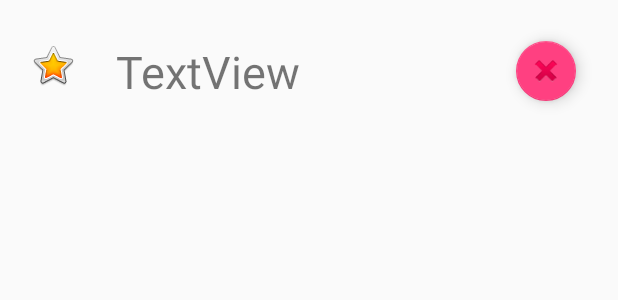
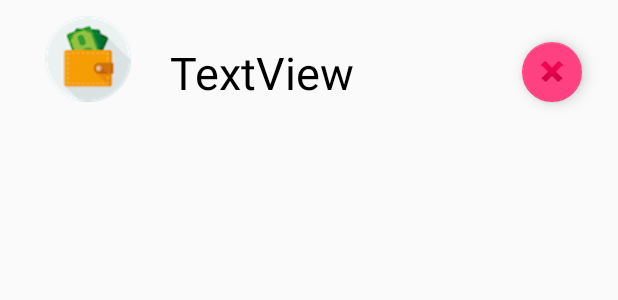
Before and after one commit to littlenune/MoneyTracker, an Android app: the layout listview.xml on its own in the app's theme, with its tools: preview values and no code run, on a phone screen of 412 x 824 dp. Shown: the top 300 px of the screen. Run offline under Robolectric (Android 15) with nearby library versions, the phone set to English and light mode, and no system bars.

Commit message:
add image

```diff
--- a/app/src/main/java/com/example/nune/moneytracker/Fragment/ColorAdapter.java
+++ b/app/src/main/java/com/example/nune/moneytracker/Fragment/ColorAdapter.java
@@ -10,6 +10,8 @@ import android.view.ViewGroup;
 import android.widget.ArrayAdapter;
 
 import java.util.List;
+
+import static com.example.nune.moneytracker.Main.MoneyListActivity.presenter;
 
 /**
  * Created by nune on 5/29/2017 AD.
@@ -24,7 +26,7 @@ public class ColorAdapter<Money> extends ArrayAdapter {
     public View getView(int position, View convertView, ViewGroup parent) {
 
         View view = super.getView(position, convertView, parent);
-        if (position % 2 == 1) {
+        if (presenter.getMoneyLists().get(presenter.getCurrentIndex()).getRecord().getMoneys().get(position).getType().equals("EXPENSE") ) {
             view.setBackgroundColor(Color.rgb(240,118,114));
         } else {
             view.setBackgroundColor(Color.rgb(247,247,247));
--- a/app/src/main/res/layout/activity_balance.xml
+++ b/app/src/main/res/layout/activity_balance.xml
@@ -6,7 +6,6 @@
     android:layout_height="match_parent"
     tools:context="com.example.nune.moneytracker.Main.BalanceActivity"
     android:background="@drawable/bg">
-
 
     <TextView
         android:id="@+id/totalBalance"
--- a/app/src/main/res/layout/listview.xml
+++ b/app/src/main/res/layout/listview.xml
@@ -11,36 +11,37 @@
         android:id="@+id/deleteBtn"
         android:layout_width="wrap_content"
         android:layout_height="wrap_content"
-        android:layout_alignParentEnd="true"
-        android:layout_alignParentRight="true"
-        android:layout_alignTop="@+id/titleTxt"
-        android:layout_marginEnd="28dp"
-        android:layout_marginRight="28dp"
         android:clickable="true"
         app:fabSize="mini"
-        app:srcCompat="@android:drawable/ic_delete" />
+        app:srcCompat="@android:drawable/ic_delete"
+        android:layout_marginRight="24dp"
+        android:layout_marginEnd="24dp"
+        android:layout_alignTop="@+id/titleTxt"
+        android:layout_alignParentRight="true"
+        android:layout_alignParentEnd="true" />
 
     <TextView
         android:id="@+id/titleTxt"
         android:layout_width="wrap_content"
         android:layout_height="wrap_content"
-        android:layout_marginTop="27dp"
-        android:text="TextView"
-        android:textSize="30sp"
+        android:layout_alignParentTop="true"
         android:layout_marginLeft="26dp"
         android:layout_marginStart="26dp"
-        android:layout_alignParentTop="true"
+        android:layout_marginTop="28dp"
+        android:layout_toEndOf="@+id/imageView"
         android:layout_toRightOf="@+id/imageView"
-        android:layout_toEndOf="@+id/imageView" />
+        android:text="TextView"
+        android:textColor="@android:color/background_dark"
+        android:textSize="30sp" />
 
     <ImageView
         android:id="@+id/imageView"
         android:layout_width="wrap_content"
         android:layout_height="wrap_content"
-        app:srcCompat="@android:drawable/btn_star_big_on"
-        android:layout_alignTop="@+id/titleTxt"
+        app:srcCompat="@drawable/bg3"
+        android:layout_marginLeft="30dp"
+        android:layout_marginStart="30dp"
+        android:layout_alignBottom="@+id/deleteBtn"
         android:layout_alignParentLeft="true"
-        android:layout_alignParentStart="true"
-        android:layout_marginLeft="19dp"
-        android:layout_marginStart="19dp" />
+        android:layout_alignParentStart="true" />
 </RelativeLayout>
```
Also changed, not shown: app/src/main/res/layout/moneylist_activity.xml (+5 -5 lines), app/src/main/res/layout/moneytrack_activity.xml (+8 -5 lines), app/src/main/res/drawable/bg2.png (added), app/src/main/res/drawable/bg3.png (added), app/src/main/res/drawable/bg4.jpg (added), app/src/main/res/drawable/pig.jpg (added), app/src/main/res/drawable/pig2.jpg (added).
